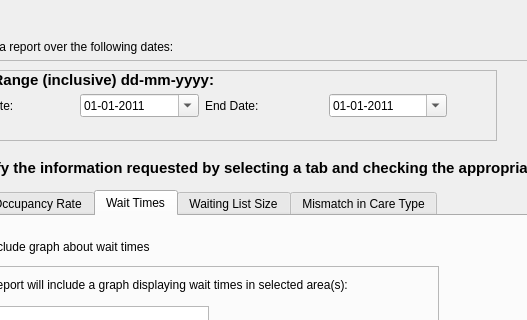
Old version of the form generatereport.ui in the repository hummushaman/EOBCproject; both pictures show x 84 to 611 and y 0 to 320 of the 856 by 589 pixel window.
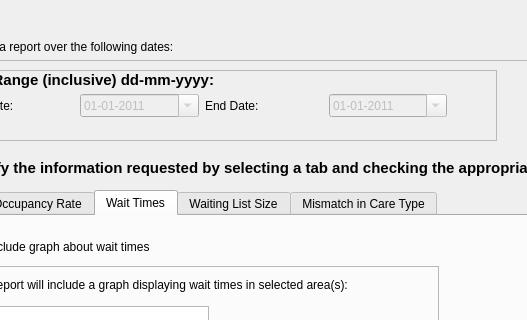
New version of the form.

Diff of the .ui file:
```diff
--- a/generatereport.ui
+++ b/generatereport.ui
@@ -95,6 +95,9 @@
        </item>
        <item>
         <widget class="QDateEdit" name="startdate">
+         <property name="enabled">
+          <bool>false</bool>
+         </property>
          <property name="displayFormat">
           <string>dd-MM-yyyy</string>
          </property>
@@ -119,6 +122,9 @@
        </item>
        <item>
         <widget class="QDateEdit" name="enddate">
+         <property name="enabled">
+          <bool>false</bool>
+         </property>
          <property name="displayFormat">
           <string>dd-MM-yyyy</string>
          </property>
```
